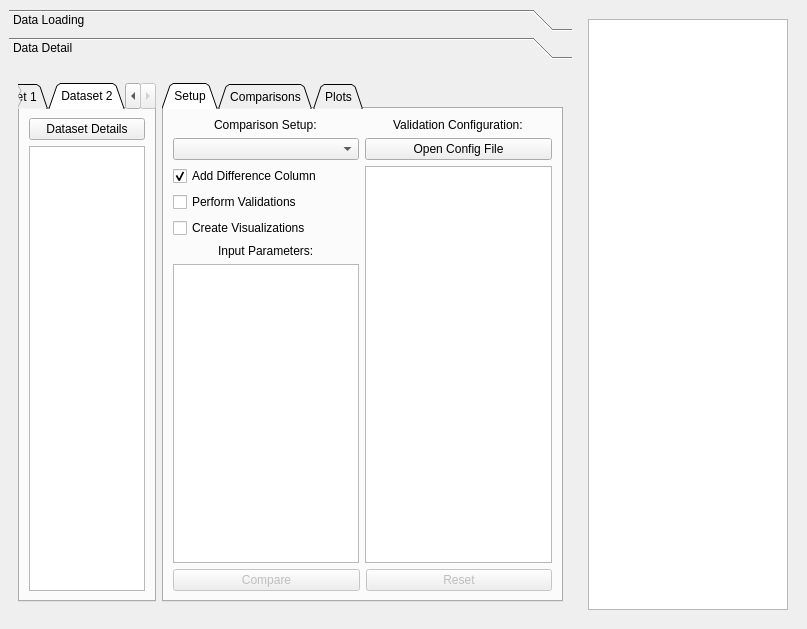
This is data_comparator/ui/data_comparator.ui in culight/data_comparator as Qt 5 draws it before an edit. The edited form follows.
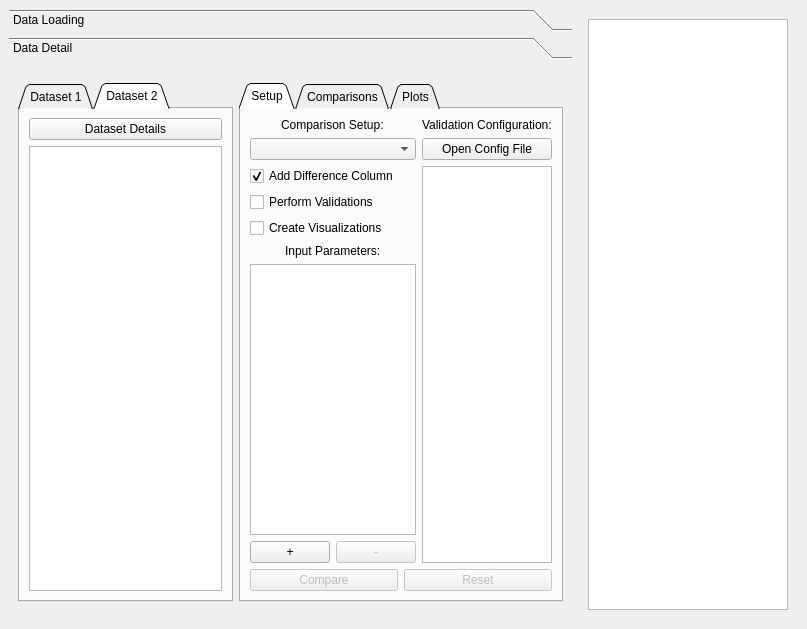
This is the edited form. The open tabs and pages were chosen to show the change.

Commit message: add imput paramteres editing logic

```diff
--- a/data_comparator/ui/data_comparator.ui
+++ b/data_comparator/ui/data_comparator.ui
@@ -288,9 +288,9 @@
       <widget class="QWidget" name="dataDetailPage">
        <property name="geometry">
         <rect>
-         <x>-18</x>
+         <x>0</x>
          <y>0</y>
-         <width>582</width>
+         <width>580</width>
          <height>522</height>
         </rect>
        </property>
@@ -398,33 +398,7 @@
               <attribute name="title">
                <string>Setup</string>
               </attribute>
-              <layout class="QGridLayout" name="gridLayout_7">
-               <item row="0" column="0">
-                <layout class="QGridLayout" name="comparisonSetupParentLayout">
-                 <item row="1" column="0">
-                  <layout class="QHBoxLayout" name="finalButtonsLayout">
-                   <item>
-                    <widget class="QPushButton" name="compareButton">
-                     <property name="enabled">
-                      <bool>false</bool>
-                     </property>
-                     <property name="text">
-                      <string>Compare</string>
-                     </property>
-                    </widget>
-                   </item>
-                   <item>
-                    <widget class="QPushButton" name="resetButton">
-                     <property name="enabled">
-                      <bool>false</bool>
-                     </property>
-                     <property name="text">
-                      <string>Reset</string>
-                     </property>
-                    </widget>
-                   </item>
-                  </layout>
-                 </item>
+              <layout class="QGridLayout" name="gridLayout">
                  <item row="0" column="0">
                   <layout class="QHBoxLayout" name="comparisonSetupLayout">
                    <item>
@@ -475,11 +449,38 @@
                      </item>
                      <item>
                       <widget class="QTableView" name="inputParametersTable">
+                     <property name="sizeAdjustPolicy">
+                      <enum>QAbstractScrollArea::AdjustToContents</enum>
+                     </property>
                        <property name="alternatingRowColors">
                         <bool>false</bool>
                        </property>
                       </widget>
                      </item>
+                   <item>
+                    <layout class="QHBoxLayout" name="horizontalLayout_5">
+                     <item>
+                      <widget class="QPushButton" name="addParamButton">
+                       <property name="enabled">
+                        <bool>true</bool>
+                       </property>
+                       <property name="text">
+                        <string>+</string>
+                       </property>
+                      </widget>
+                     </item>
+                     <item>
+                      <widget class="QPushButton" name="removeParamButton">
+                       <property name="enabled">
+                        <bool>false</bool>
+                       </property>
+                       <property name="text">
+                        <string>-</string>
+                       </property>
+                      </widget>
+                     </item>
+                    </layout>
+                   </item>
                     </layout>
                    </item>
                    <item>
@@ -500,6 +501,9 @@
                      </item>
                      <item>
                       <widget class="QTableView" name="configTable">
+                     <property name="sizeAdjustPolicy">
+                      <enum>QAbstractScrollArea::AdjustToContents</enum>
+                     </property>
                        <property name="selectionMode">
                         <enum>QAbstractItemView::SingleSelection</enum>
                        </property>
@@ -509,6 +513,28 @@
                    </item>
                   </layout>
                  </item>
+               <item row="1" column="0">
+                <layout class="QHBoxLayout" name="finalButtonsLayout">
+                 <item>
+                  <widget class="QPushButton" name="compareButton">
+                   <property name="enabled">
+                    <bool>false</bool>
+                   </property>
+                   <property name="text">
+                    <string>Compare</string>
+                   </property>
+                  </widget>
+                 </item>
+                 <item>
+                  <widget class="QPushButton" name="resetButton">
+                   <property name="enabled">
+                    <bool>false</bool>
+                   </property>
+                   <property name="text">
+                    <string>Reset</string>
+                   </property>
+                  </widget>
+                 </item>
                 </layout>
                </item>
               </layout>
```
Left out of the diff: 122 changed lines with no effect on the pictures. Lines whose indentation alone changed are shown as unchanged. The commit also changes 1 other file.
